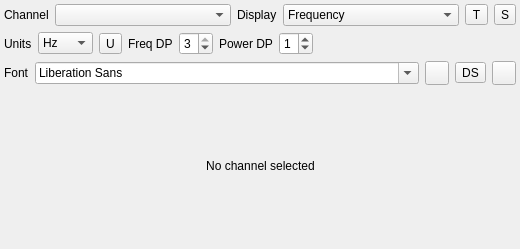
thomasgi1/sdrangel, file plugins/feature/freqdisplay/freqdisplaygui.ui: the form before one commit.
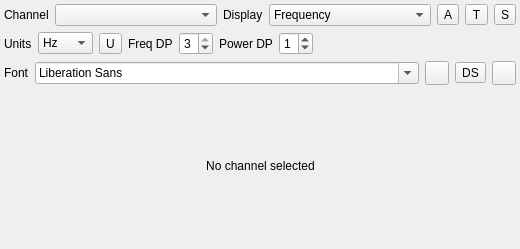
The form after the commit. Icons and pictures are not drawn. Custom widgets are drawn as their Qt base class.

Commit message: Add active only button. Increase poll frequency. Support channels that don't have a frequency offset.

```diff
--- a/plugins/feature/freqdisplay/freqdisplaygui.ui
+++ b/plugins/feature/freqdisplay/freqdisplaygui.ui
@@ -107,6 +107,16 @@
         </item>
        </widget>
       </item>
+      <item>
+       <widget class="ButtonSwitch" name="activeOnly">
+        <property name="toolTip">
+         <string>When checked, display frequency / power only when channel is active (unmuted and squelch open)</string>
+        </property>
+        <property name="text">
+         <string>A</string>
+        </property>
+       </widget>
+      </item>
       <item>
        <widget class="ButtonSwitch" name="transparentBackground">
         <property name="toolTip">
```
The commit also changes 6 other files.
